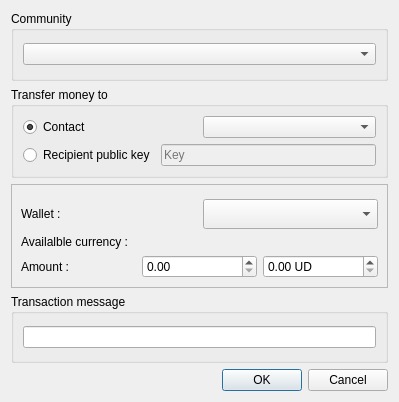
Before: the Qt Designer form res/ui/transfer.ui in duniter/sakia, drawn with Qt 5.
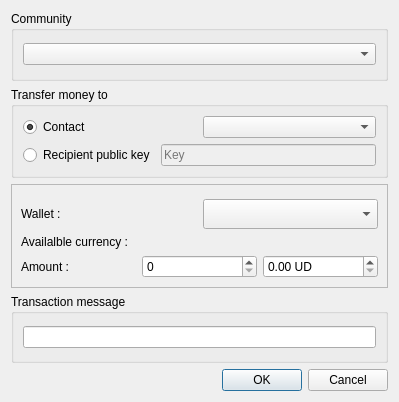
After: the same form once the commit is applied.

Commit message: Fixed wallet refreshing and removed double decimals for transfer

The edit to the form file:
```diff
--- a/res/ui/transfer.ui
+++ b/res/ui/transfer.ui
@@ -140,6 +140,9 @@
           <property name="suffix">
            <string/>
           </property>
+          <property name="decimals">
+           <number>0</number>
+          </property>
           <property name="maximum">
            <double>99999999.000000000000000</double>
           </property>
```
The commit also changes 1 other file.
